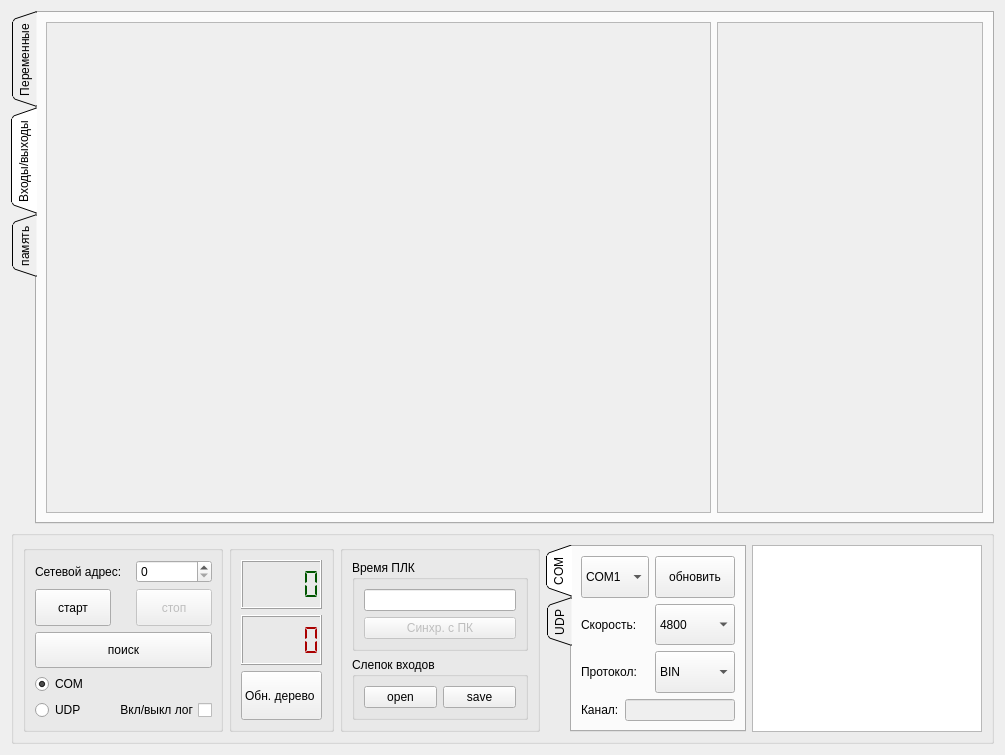
Old version of the form Debugger/debuggerform.ui in the repository atikbif/relkonIDE.
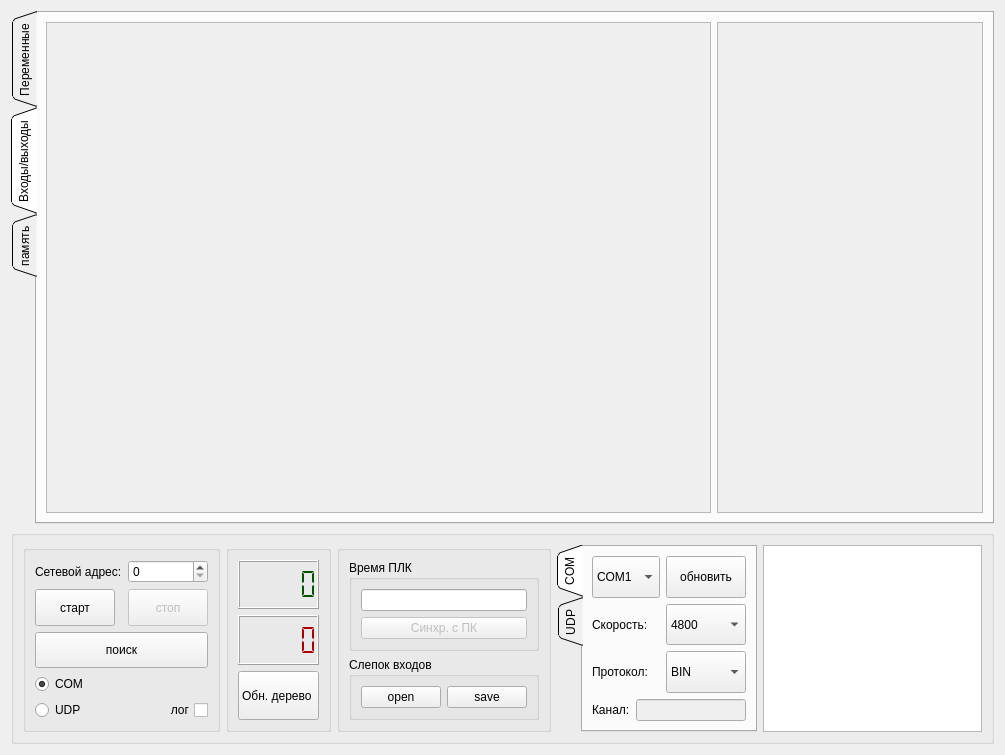
New version of the form. The open tabs and pages were chosen to show the change.

Diff of the .ui file:
```diff
--- a/Debugger/debuggerform.ui
+++ b/Debugger/debuggerform.ui
@@ -270,7 +270,7 @@
        <widget class="QGroupBox" name="groupBox">
         <property name="sizePolicy">
          <sizepolicy hsizetype="Preferred" vsizetype="Preferred">
-          <horstretch>1</horstretch>
+          <horstretch>2</horstretch>
           <verstretch>0</verstretch>
          </sizepolicy>
         </property>
@@ -282,7 +282,7 @@
         </property>
         <property name="maximumSize">
          <size>
-          <width>200</width>
+          <width>1000</width>
           <height>16777215</height>
          </size>
         </property>
@@ -381,7 +381,7 @@
             <enum>Qt::RightToLeft</enum>
            </property>
            <property name="text">
-            <string>Вкл/выкл лог</string>
+            <string>лог</string>
            </property>
            <property name="checked">
             <bool>false</bool>
@@ -401,7 +401,7 @@
         </property>
         <property name="maximumSize">
          <size>
-          <width>150</width>
+          <width>1000</width>
           <height>16777215</height>
          </size>
         </property>
@@ -580,7 +580,7 @@
        <widget class="QGroupBox" name="groupBox_3">
         <property name="sizePolicy">
          <sizepolicy hsizetype="Preferred" vsizetype="Preferred">
-          <horstretch>1</horstretch>
+          <horstretch>2</horstretch>
           <verstretch>0</verstretch>
          </sizepolicy>
         </property>
@@ -592,7 +592,7 @@
         </property>
         <property name="maximumSize">
          <size>
-          <width>200</width>
+          <width>1000</width>
           <height>1000</height>
          </size>
         </property>
@@ -677,7 +677,7 @@
        <widget class="QTabWidget" name="tabWidgetCanal">
         <property name="sizePolicy">
          <sizepolicy hsizetype="Preferred" vsizetype="Preferred">
-          <horstretch>1</horstretch>
+          <horstretch>2</horstretch>
           <verstretch>0</verstretch>
          </sizepolicy>
         </property>
@@ -875,7 +875,7 @@
        <widget class="QTextBrowser" name="textBrowserRequests">
         <property name="sizePolicy">
          <sizepolicy hsizetype="Preferred" vsizetype="Preferred">
-          <horstretch>3</horstretch>
+          <horstretch>10</horstretch>
           <verstretch>0</verstretch>
          </sizepolicy>
         </property>
```
Left out of the diff: 8 changed lines with no effect on the pictures.
